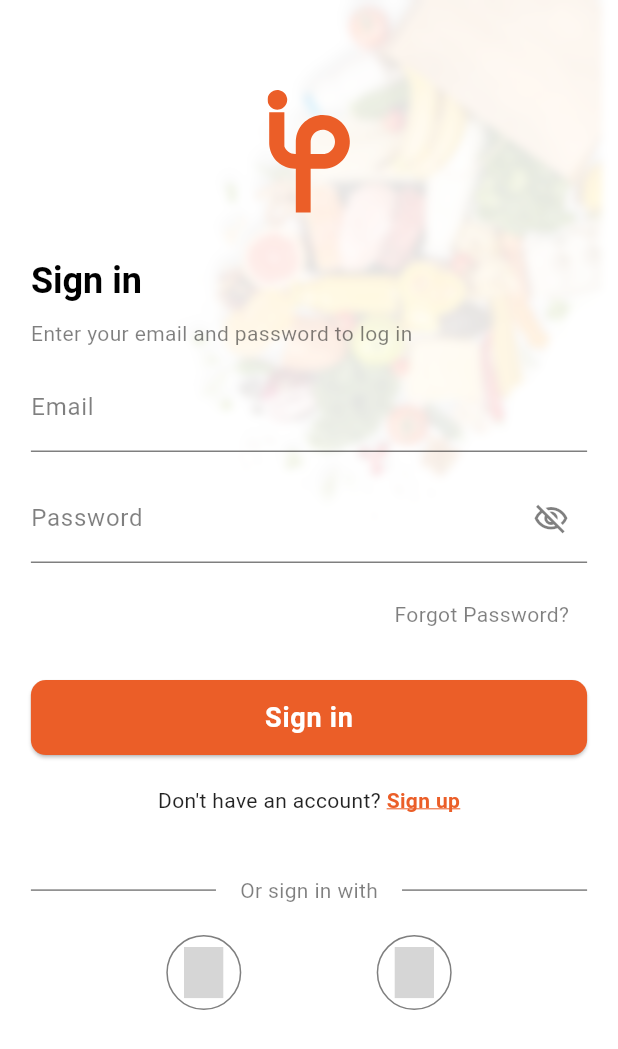
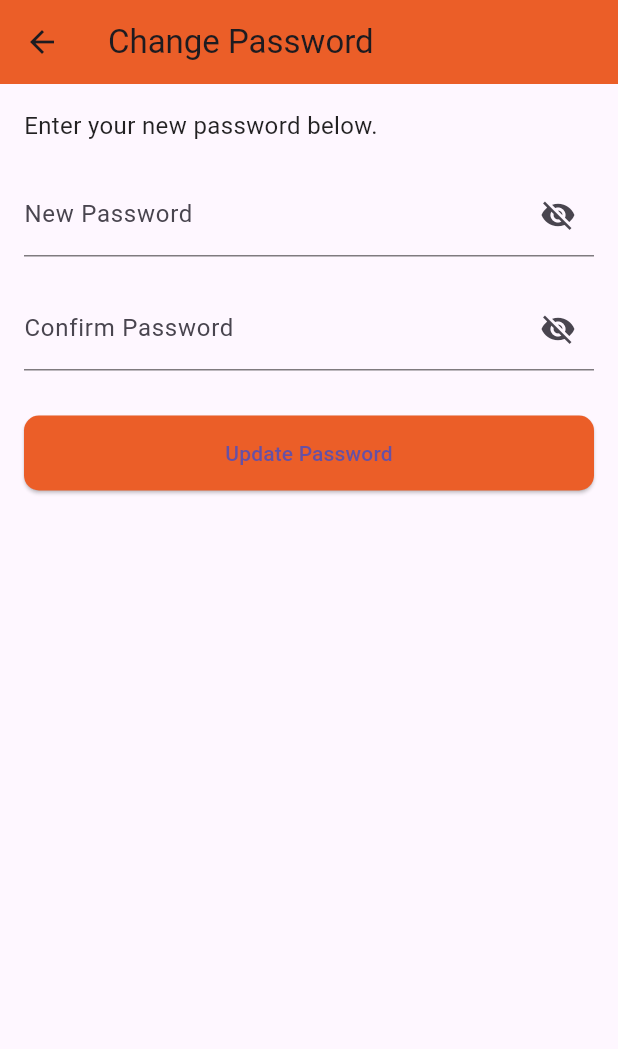
Before and after one commit to sorsiey007/online_groceries_app, a Flutter app: the SignInScreen screen opened directly, after a tap on "Forgot Password?", on a phone screen of 412 x 824 dp. Shown: the top 1049 px of the screen. Run offline on Flutter 3.47's test engine with Material 3 defaults, Android fonts, the phone set to English and light mode, and no system bars; our stand-ins replace flutter_secure_storage, flutter_svg, get; accounts and stored records are empty; Roboto replaces fonts that are missing (KantumruyPro); grey boxes are pictures that could not be loaded.

Commit message:
first commit

```diff
--- /dev/null
+++ b/lib/screens/change_password_screen.dart
@@ -0,0 +1,163 @@
+import 'dart:convert';
+import 'package:flutter/material.dart';
+import 'package:http/http.dart' as http;
+import 'package:online_groceries_app/themes/app_theme.dart';
+import 'package:online_groceries_app/themes/bottom_message_widget.dart';
+
+class ChangePasswordScreen extends StatefulWidget {
+  final String email; // Pass the email from the Forgot Password process
+
+  const ChangePasswordScreen({super.key, required this.email});
+
+  @override
+  _ChangePasswordScreenState createState() => _ChangePasswordScreenState();
+}
+
+class _ChangePasswordScreenState extends State<ChangePasswordScreen> {
+  final TextEditingController _newPasswordController = TextEditingController();
+  final TextEditingController _confirmPasswordController =
+      TextEditingController();
+  bool _obscureNewPassword = true;
+  bool _obscureConfirmPassword = true;
+  bool _isLoading = false;
+
+  Future<void> _changePassword() async {
+    final newPassword = _newPasswordController.text.trim();
+    final confirmPassword = _confirmPasswordController.text.trim();
+
+    if (newPassword.isEmpty || confirmPassword.isEmpty) {
+      showBottomMessage(context, 'Please fill in all fields');
+      return;
+    }
+
+    if (newPassword != confirmPassword) {
+      showBottomMessage(context, 'Passwords do not match');
+      return;
+    }
+
+    setState(() {
+      _isLoading = true;
+    });
+
+    final url = Uri.parse('https://online-shop-hxhm.onrender.com/api/reset-password');
+    final data = {'email': widget.email, 'newPassword': newPassword};
+
+    try {
+      final response = await http.post(
+        url,
+        headers: {'Content-Type': 'application/json'},
+        body: json.encode(data),
+      );
+
+      if (response.statusCode == 200) {
+        showBottomMessage(context, 'Password updated successfully!');
+        Navigator.pop(context); // Navigate back after success
+      } else {
+        final responseData = json.decode(response.body);
+        final message = responseData['message'] ?? 'Failed to reset password';
+        showBottomMessage(context, message);
+      }
+    } catch (e) {
+      showBottomMessage(context, "Error: $e");
+    } finally {
+      setState(() {
+        _isLoading = false;
+      });
+    }
+  }
+
+  Widget _buildPasswordField({
+    required TextEditingController controller,
+    required String label,
+    required String hint,
+    required bool obscureText,
+    required VoidCallback toggleVisibility,
+  }) {
+    return TextField(
+      controller: controller,
+      obscureText: obscureText,
+      decoration: InputDecoration(
+        labelText: label,
+        hintText: hint,
+        suffixIcon: IconButton(
+          icon: Icon(
+            obscureText ? Icons.visibility_off : Icons.visibility,
+          ),
+          onPressed: toggleVisibility,
+        ),
+        enabledBorder: const UnderlineInputBorder(
+          borderSide: BorderSide(color: MyAppTheme.borderColor12),
+        ),
+        focusedBorder: const UnderlineInputBorder(
+          borderSide: BorderSide(color: MyAppTheme.mainColor),
+        ),
+      ),
+    );
+  }
+
+  @override
+  Widget build(BuildContext context) {
+    return Scaffold(
+      appBar: AppBar(
+        title: const Text('Change Password'),
+        backgroundColor: MyAppTheme.mainColor,
+      ),
+      body: Padding(
+        padding: const EdgeInsets.all(16.0),
+        child: Column(
+          crossAxisAlignment: CrossAxisAlignment.start,
+          children: [
+            const Text(
+              'Enter your new password below.',
+              style: TextStyle(fontSize: 16, color: Colors.black87),
+            ),
+            const SizedBox(height: 20),
+            _buildPasswordField(
+              controller: _newPasswordController,
+              label: 'New Password',
+              hint: 'Enter new password',
+              obscureText: _obscureNewPassword,
+              toggleVisibility: () {
+                setState(() {
+                  _obscureNewPassword = !_obscureNewPassword;
+                });
+              },
+            ),
+            const SizedBox(height: 20),
+            _buildPasswordField(
+              controller: _confirmPasswordController,
+              label: 'Confirm Password',
+              hint: 'Re-enter new password',
+              obscureText: _obscureConfirmPassword,
+              toggleVisibility: () {
+                setState(() {
+                  _obscureConfirmPassword = !_obscureConfirmPassword;
+                });
+              },
+            ),
+            const SizedBox(height: 30),
+            SizedBox(
+              width: double.infinity,
+              height: 50,
+              child: ElevatedButton(
+                onPressed: _changePassword,
+                style: ElevatedButton.styleFrom(
+                  backgroundColor: MyAppTheme.mainColor,
+                  shape: RoundedRectangleBorder(
+                    borderRadius: BorderRadius.circular(10),
+                  ),
+                ),
+                child: _isLoading
+                    ? CircularProgressIndicator(
+                        valueColor: AlwaysStoppedAnimation<Color>(
+                            MyAppTheme.primaryColor),
+                      )
+                    : const Text('Update Password'),
+              ),
+            ),
+          ],
+        ),
+      ),
+    );
+  }
+}
--- a/lib/screens/sign_in_screen.dart
+++ b/lib/screens/sign_in_screen.dart
@@ -3,6 +3,8 @@ import 'dart:convert';
 import 'dart:ui';
 import 'package:flutter/material.dart';
 import 'package:flutter_svg/flutter_svg.dart';
+import 'package:online_groceries_app/controller/auth_controller.dart';
+import 'package:online_groceries_app/screens/change_password_screen.dart';
 import 'package:online_groceries_app/screens/home/home_screen.dart';
 import 'package:online_groceries_app/screens/sign_up_screen.dart';
 import 'package:online_groceries_app/themes/app_theme.dart';
@@ -49,8 +51,8 @@ class _SignInScreenState extends State<SignInScreen> {
   }
 
   Future<void> _signIn() async {
-    final String email = _emailController.text.trim();
-    final String password = _passwordController.text.trim();
+    final email = _emailController.text.trim();
+    final password = _passwordController.text.trim();
 
     if (email.isEmpty || password.isEmpty) {
       showBottomMessage(context, 'Please fill in all fields');
@@ -58,12 +60,13 @@ class _SignInScreenState extends State<SignInScreen> {
     }
 
     setState(() {
-      _isLoading = true; // Show loading indicator
+      _isLoading = true;
     });
 
-    final Uri url =
-        Uri.parse('https://online-shop-hxhm.onrender.com/api/login');
-    final Map<String, String> data = {'email': email, 'password': password};
+    final url = Uri.parse('https://online-shop-hxhm.onrender.com/api/login');
+    final data = {'email': email, 'password': password};
+
+    final AuthController _authController = AuthController();
 
     try {
       final response = await http.post(
@@ -73,20 +76,28 @@ class _SignInScreenState extends State<SignInScreen> {
       );
 
       if (response.statusCode == 200) {
+        final responseData = json.decode(response.body);
+        final token = responseData['token'];
+
+        // Save token using AuthController
+        await _authController.saveToken(token);
+        print("token: $token");
+
+        // Navigate to HomeScreen
         Navigator.pushReplacement(
           context,
           MaterialPageRoute(builder: (context) => HomeScreen()),
         );
       } else {
         final responseData = json.decode(response.body);
-        showBottomMessage(
-            context, responseData['message'] ?? 'Invalid email or password');
+        final message = responseData['message'] ?? 'Invalid email or password';
+        showBottomMessage(context, message);
       }
-    } catch (_) {
-      showBottomMessage(context, "Failed to connect to the server");
+    } catch (e) {
+      showBottomMessage(context, "Failed to connect to the server: $e");
     } finally {
       setState(() {
-        _isLoading = false; // Hide loading indicator
+        _isLoading = false;
       });
     }
   }
@@ -131,31 +142,6 @@ class _SignInScreenState extends State<SignInScreen> {
           focusedBorder: const UnderlineInputBorder(
             borderSide: BorderSide(color: MyAppTheme.mainColor),
           ),
-        ),
-      ),
-    );
-  }
-
-  Widget _buildSocialButton({
-    required String assetName,
-    required VoidCallback onPressed,
-  }) {
-    return SizedBox(
-      width: 50,
-      height: 50,
-      child: TextButton(
-        onPressed: onPressed,
-        style: TextButton.styleFrom(
-          shape: RoundedRectangleBorder(
-            borderRadius: BorderRadius.circular(30),
-            side: const BorderSide(color: MyAppTheme.borderColor12, width: 1),
-          ),
-        ),
-        child: SvgPicture.asset(
-          assetName,
-          width: 70, // Set the size of the image to be bigger
-          height: 70, // Set the size of the image to be bigger
-          fit: BoxFit.contain, // Adjust the fit if needed
         ),
       ),
     );
@@ -265,7 +251,13 @@ class _SignInScreenState extends State<SignInScreen> {
                     alignment: Alignment.centerRight,
                     child: TextButton(
                       onPressed: () {
-                        // Forgot password logic
+                        Navigator.push(
+                          context,
+                          MaterialPageRoute(
+                            builder: (context) => ChangePasswordScreen(
+                                email: _emailController.text),
+                          ),
+                        );
                       },
                       child: Text(
                         'Forgot Password?',
@@ -289,8 +281,8 @@ class _SignInScreenState extends State<SignInScreen> {
                         ),
                       ),
                       child: _isLoading
-                          ? const CircularProgressIndicator(
-                              valueColor: const AlwaysStoppedAnimation<Color>(
+                          ? CircularProgressIndicator(
+                              valueColor: AlwaysStoppedAnimation<Color>(
                                   MyAppTheme.primaryColor),
                             )
                           : Text(
@@ -337,48 +329,6 @@ class _SignInScreenState extends State<SignInScreen> {
                       ),
                     ],
                   ),
-                  const SizedBox(height: 40),
-                  // The 'Or' label with styling
-                  Row(
-                    children: [
-                      const Expanded(
-                        child: Divider(color: MyAppTheme.borderColor12),
-                      ),
-                      Padding(
-                        padding: const EdgeInsets.symmetric(horizontal: 16),
-                        child: Text(
-                          'Or sign in with',
-                          style: theme.textTheme.bodyMedium?.copyWith(
-                            fontSize: 14,
-                            fontWeight: FontWeight.w400,
-                            color: MyAppTheme.borderColor12,
-                            fontFamily: 'KantumruyPro',
-                          ),
-                        ),
-                      ),
-                      const Expanded(
-                        child: Divider(color: MyAppTheme.borderColor12),
-                      ),
-                    ],
-                  ),
-                  const SizedBox(height: 20),
-                  Row(
-                    mainAxisAlignment: MainAxisAlignment.spaceEvenly,
-                    children: [
-                      _buildSocialButton(
-                        assetName: 'assets/images/svg/facebook_icon.svg',
-                        onPressed: () {
-                          // Facebook sign-in logic
-                        },
-                      ),
-                      _buildSocialButton(
-                        assetName: 'assets/images/svg/google_icon.svg',
-                        onPressed: () {
-                          // Google sign-in logic
-                        },
-                      ),
-                    ],
-                  ),
                 ],
               ),
             ),
--- a/lib/screens/starting.dart
+++ b/lib/screens/starting.dart
@@ -11,7 +11,6 @@ class StartingScreen extends StatelessWidget {
   Widget build(BuildContext context) {
     double screenWidth = MediaQuery.of(context).size.width;
     double screenHeight = MediaQuery.of(context).size.height;
-
     return Scaffold(
       body: Stack(
         children: [
```
Also changed, not shown: flutter_launcher_icons.yaml (added, +32 -0 lines), lib/controller/auth_controller.dart (added, +25 -0 lines), lib/controller/helpers.dart (deleted, +0 -119 lines), lib/main.dart (+5 -4 lines), lib/screens/popup_screen.dart (+31 -24 lines), lib/screens/sign_up_screen.dart (+52 -15 lines), pubspec.yaml (+17 -0 lines), assets/icon/icon.png (added), assets/images/svg/app_logo.svg (added), pubspec.lock, 31 other files.
